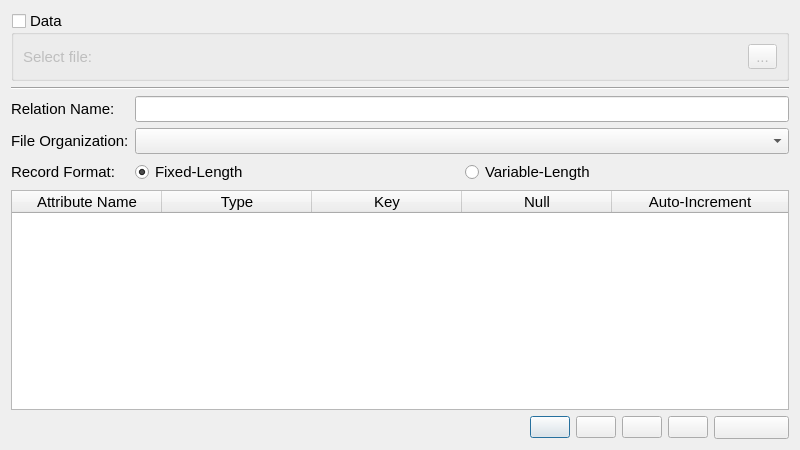
Qt form src/interface/newrelation.ui (OwenRoque/MegatronDBMS) before a commit.
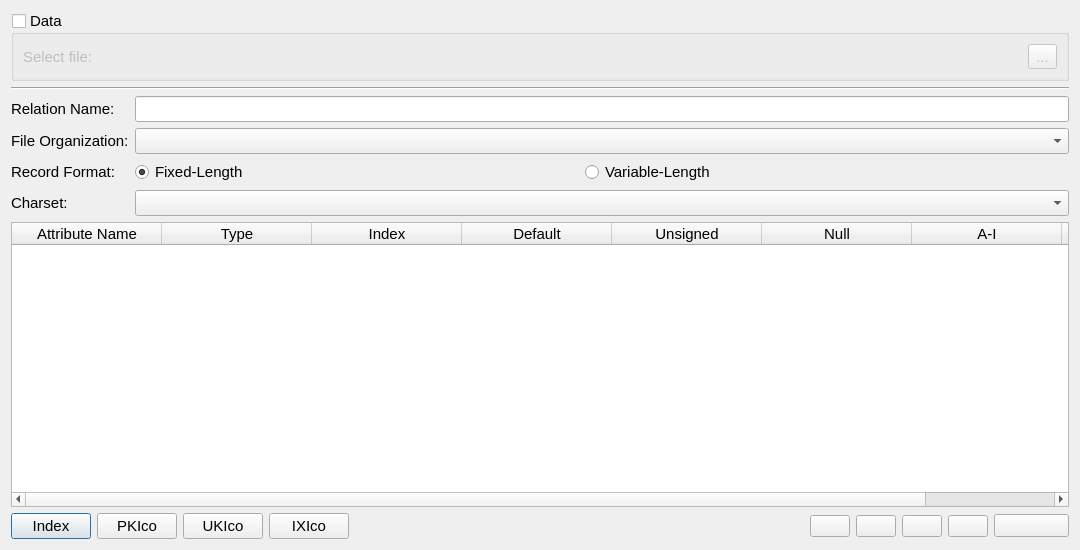
The same form after that commit. Icons and pictures are not drawn.

What changed in the file:
```diff
--- a/src/interface/newrelation.ui
+++ b/src/interface/newrelation.ui
@@ -6,8 +6,8 @@
    <rect>
     <x>0</x>
     <y>0</y>
-    <width>800</width>
-    <height>450</height>
+    <width>1080</width>
+    <height>550</height>
    </rect>
   </property>
   <property name="sizePolicy">
@@ -18,14 +18,14 @@
   </property>
   <property name="minimumSize">
    <size>
-    <width>800</width>
-    <height>450</height>
+    <width>1080</width>
+    <height>550</height>
    </size>
   </property>
   <property name="maximumSize">
    <size>
-    <width>800</width>
-    <height>450</height>
+    <width>1080</width>
+    <height>550</height>
    </size>
   </property>
   <property name="font">
@@ -140,6 +140,12 @@
        </item>
        <item row="0" column="1">
         <widget class="QLineEdit" name="relNameLineEdit">
+         <property name="sizePolicy">
+          <sizepolicy hsizetype="MinimumExpanding" vsizetype="Fixed">
+           <horstretch>0</horstretch>
+           <verstretch>0</verstretch>
+          </sizepolicy>
+         </property>
          <property name="maxLength">
           <number>50</number>
          </property>
@@ -153,7 +159,13 @@
         </widget>
        </item>
        <item row="1" column="1">
-        <widget class="QComboBox" name="OrgComboBox">
+        <widget class="QComboBox" name="orgComboBox">
+         <property name="sizePolicy">
+          <sizepolicy hsizetype="MinimumExpanding" vsizetype="Fixed">
+           <horstretch>0</horstretch>
+           <verstretch>0</verstretch>
+          </sizepolicy>
+         </property>
          <property name="sizeAdjustPolicy">
           <enum>QComboBox::AdjustToContentsOnFirstShow</enum>
          </property>
@@ -185,8 +197,53 @@
            </property>
           </widget>
          </item>
+         <item>
+          <spacer name="horizontalSpacer">
+           <property name="orientation">
+            <enum>Qt::Horizontal</enum>
+           </property>
+           <property name="sizeType">
+            <enum>QSizePolicy::Preferred</enum>
+           </property>
+           <property name="sizeHint" stdset="0">
+            <size>
+             <width>40</width>
+             <height>20</height>
+            </size>
+           </property>
+          </spacer>
+         </item>
         </layout>
        </item>
+       <item row="3" column="0">
+        <widget class="QLabel" name="charsetLabel">
+         <property name="text">
+          <string>Charset:</string>
+         </property>
+        </widget>
+       </item>
+       <item row="3" column="1">
+        <widget class="QComboBox" name="charsetComboBox">
+         <property name="sizePolicy">
+          <sizepolicy hsizetype="MinimumExpanding" vsizetype="Fixed">
+           <horstretch>0</horstretch>
+           <verstretch>0</verstretch>
+          </sizepolicy>
+         </property>
+         <property name="minimumSize">
+          <size>
+           <width>0</width>
+           <height>0</height>
+          </size>
+         </property>
+         <property name="maximumSize">
+          <size>
+           <width>16777215</width>
+           <height>16777215</height>
+          </size>
+         </property>
+        </widget>
+       </item>
       </layout>
      </item>
      <item>
@@ -233,7 +290,17 @@
        </column>
        <column>
         <property name="text">
-         <string>Key</string>
+         <string>Index</string>
+        </property>
+       </column>
+       <column>
+        <property name="text">
+         <string>Default</string>
+        </property>
+       </column>
+       <column>
+        <property name="text">
+         <string>Unsigned</string>
         </property>
        </column>
        <column>
@@ -243,7 +310,12 @@
        </column>
        <column>
         <property name="text">
-         <string>Auto-Increment</string>
+         <string>A-I</string>
+        </property>
+       </column>
+       <column>
+        <property name="text">
+         <string>Comment</string>
         </property>
        </column>
       </widget>
@@ -252,6 +324,34 @@
    </item>
    <item>
     <layout class="QHBoxLayout" name="horizontalLayout">
+     <item>
+      <widget class="QPushButton" name="pushButton">
+       <property name="text">
+        <string>Index</string>
+       </property>
+      </widget>
+     </item>
+     <item>
+      <widget class="QPushButton" name="pushButton_2">
+       <property name="text">
+        <string>PKIco</string>
+       </property>
+      </widget>
+     </item>
+     <item>
+      <widget class="QPushButton" name="pushButton_3">
+       <property name="text">
+        <string>UKIco</string>
+       </property>
+      </widget>
+     </item>
+     <item>
+      <widget class="QPushButton" name="pushButton_4">
+       <property name="text">
+        <string>IXIco</string>
+       </property>
+      </widget>
+     </item>
      <item>
       <spacer name="horizontalSpacer_2">
        <property name="orientation">
```
Left out of the diff: 16 changed lines with no effect on the pictures.
